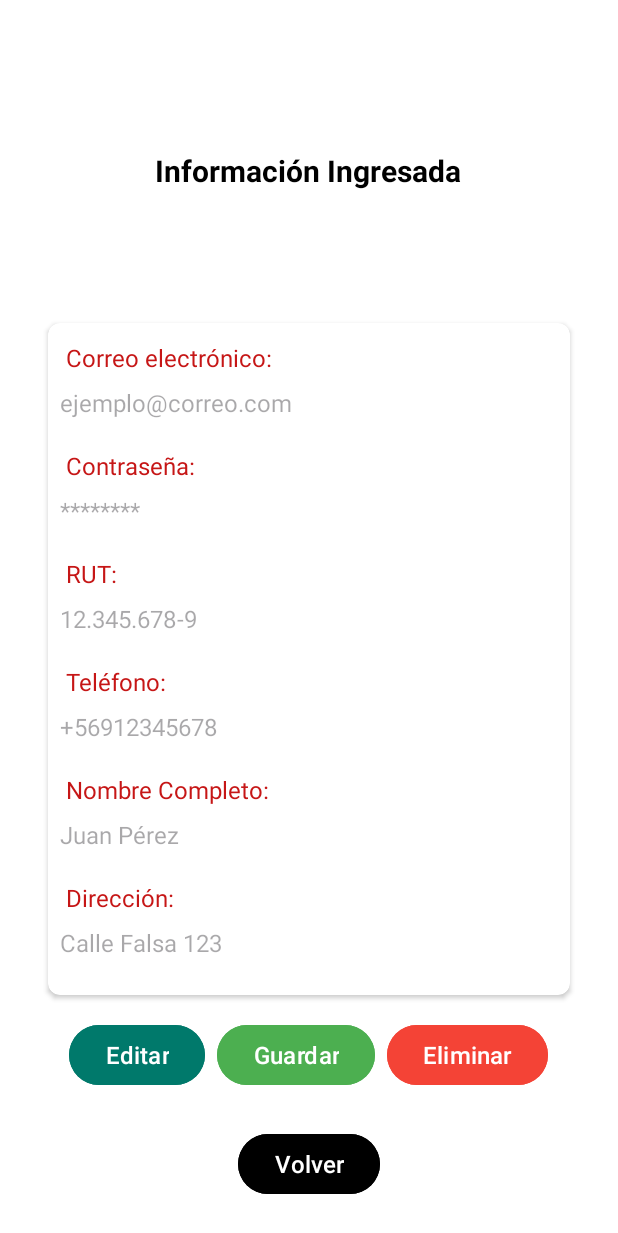
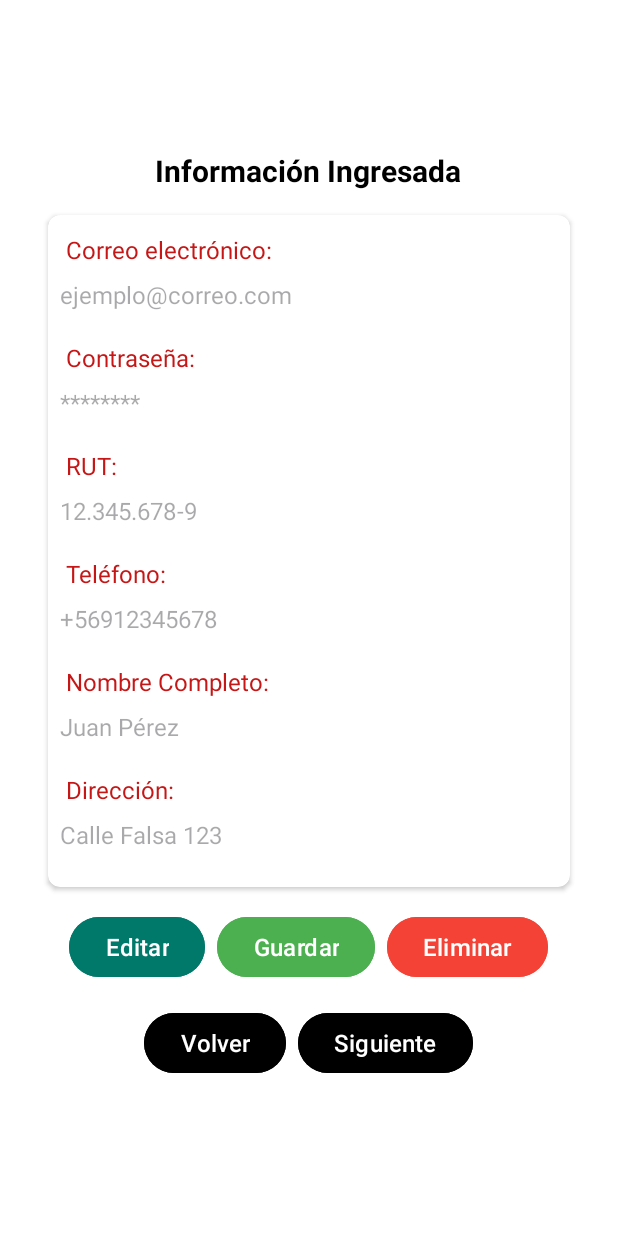
Before and after one commit to InoValz/aplicacionDePrueba, an Android app: the MainActivity2 screen opened directly, with no data from a screen before it, on a phone screen of 412 x 824 dp. Shown: the top 1233 px of the screen. Run offline under Robolectric (Android 15) with nearby library versions, the phone set to English and light mode, and no system bars; our stand-ins replace Firebase (no records; nobody signed in at launch, a user with empty details on screens opened directly).

Commit message:
funciones nuevas MainActivity3.kt activity_main3.xml mostrar datos en tiempo real y actualizados por el firebase

```diff
--- a/app/src/main/AndroidManifest.xml
+++ b/app/src/main/AndroidManifest.xml
@@ -13,6 +13,9 @@
         android:theme="@style/Theme.AplicacionDePrueba"
         tools:targetApi="31">
         <activity
+            android:name=".MainActivity3"
+            android:exported="false" />
+        <activity
             android:name=".MainActivity2"
             android:exported="false" />
         <activity
--- a/app/src/main/java/com/example/aplicaciondeprueba/MainActivity2.kt
+++ b/app/src/main/java/com/example/aplicaciondeprueba/MainActivity2.kt
@@ -45,6 +45,7 @@ class MainActivity2 : AppCompatActivity() {
         val buttonEdit: Button = findViewById(R.id.buttonEdit)
         val buttonSave: Button = findViewById(R.id.buttonSave)
         val buttonDelete: Button = findViewById(R.id.buttonDelete) // Botón de eliminar
+        val buttonNext: Button = findViewById(R.id.buttonNext) // Botón siguiente
 
         // Referencias a los TextView para mostrar la información
         textViewEmail = findViewById(R.id.textViewEmail)
@@ -93,6 +94,13 @@ class MainActivity2 : AppCompatActivity() {
 
         buttonDelete.setOnClickListener {
             deleteData(userId, buttonSave, buttonEdit, buttonDelete)
+        }
+
+        // Botón siguiente
+        buttonNext.setOnClickListener {
+            val intent = Intent(this, MainActivity3::class.java)
+            startActivity(intent)
+            finish()
         }
 
         editTextRUT.addTextChangedListener(object : TextWatcher {
--- a/app/src/main/res/layout/activity_main2.xml
+++ b/app/src/main/res/layout/activity_main2.xml
@@ -269,20 +269,40 @@
             android:textSize="16sp" />
     </LinearLayout>
 
+    <!-- Layout para organizar los botones de forma horizontal -->
+    <LinearLayout
+        android:id="@+id/linearLayoutButtons2"
+        android:layout_width="0dp"
+        android:layout_height="wrap_content"
+        android:layout_marginTop="16dp"
+        android:orientation="horizontal"
+        android:gravity="center"
+        app:layout_constraintStart_toStartOf="parent"
+        app:layout_constraintEnd_toEndOf="parent"
+        app:layout_constraintTop_toBottomOf="@id/linearLayoutButtons">
+
         <!-- Botón de Volver -->
         <Button
             android:id="@+id/buttonBack"
             android:layout_width="wrap_content"
             android:layout_height="wrap_content"
-        android:layout_marginTop="16dp"
+            android:layout_marginEnd="8dp"
             android:backgroundTint="#000000"
             android:text="Volver"
             android:textAllCaps="false"
             android:textColor="@android:color/white"
-        android:textSize="16sp"
-        app:layout_constraintTop_toBottomOf="@id/linearLayoutButtons"
-        app:layout_constraintEnd_toEndOf="parent"
-        app:layout_constraintStart_toStartOf="parent"
-        app:layout_constraintBottom_toBottomOf="parent" />
+            android:textSize="16sp" />
+
+        <!-- Botón de Eliminar -->
+        <Button
+            android:id="@+id/buttonNext"
+            android:layout_width="wrap_content"
+            android:layout_height="wrap_content"
+            android:backgroundTint="#000000"
+            android:text="Siguiente"
+            android:textAllCaps="false"
+            android:textColor="@android:color/white"
+            android:textSize="16sp" />
+    </LinearLayout>
 
 </androidx.constraintlayout.widget.ConstraintLayout>
```
Also changed, not shown: app/src/main/java/com/example/aplicaciondeprueba/MainActivity.kt (+8 -0 lines), app/src/main/java/com/example/aplicaciondeprueba/MainActivity3.kt (added, +62 -0 lines), app/src/main/java/com/example/aplicaciondeprueba/User.kt (+11 -8 lines), app/src/main/res/layout/activity_main.xml (+19 -0 lines), app/src/main/res/layout/activity_main3.xml (added, +27 -0 lines). Lines whose indentation alone changed are shown as unchanged.
